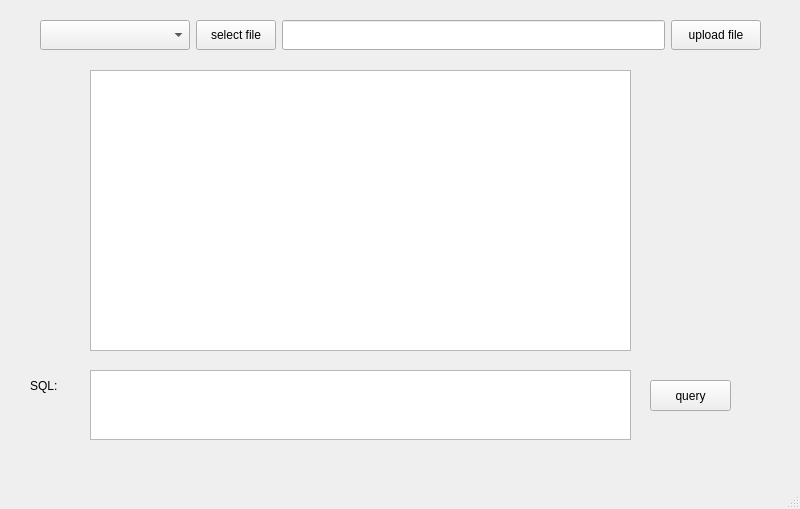
The window that clientMain.ui (XJTUOSV-SSEer/SSE-UI_demo) describes before a commit, drawn with Qt 5.
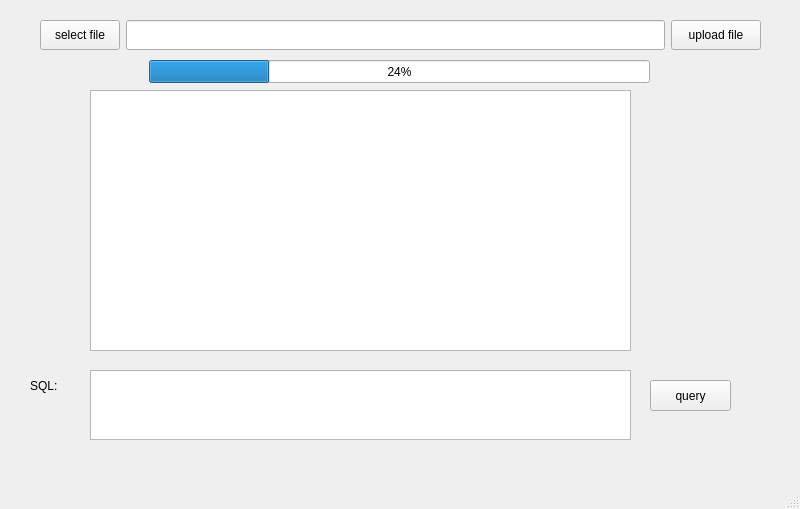
The same window after the commit.

```diff
--- a/clientMain.ui
+++ b/clientMain.ui
@@ -24,25 +24,6 @@
      </rect>
     </property>
     <layout class="QHBoxLayout" name="horizontalLayout">
-     <item>
-      <widget class="QComboBox" name="comboBox_scanTable">
-       <property name="enabled">
-        <bool>true</bool>
-       </property>
-       <property name="sizePolicy">
-        <sizepolicy hsizetype="Minimum" vsizetype="Preferred">
-         <horstretch>0</horstretch>
-         <verstretch>0</verstretch>
-        </sizepolicy>
-       </property>
-       <property name="minimumSize">
-        <size>
-         <width>150</width>
-         <height>0</height>
-        </size>
-       </property>
-      </widget>
-     </item>
      <item>
       <widget class="QPushButton" name="pushButton_scanCsvFile">
        <property name="sizePolicy">
@@ -133,12 +114,25 @@
     <property name="geometry">
      <rect>
       <x>90</x>
-      <y>70</y>
+      <y>90</y>
       <width>541</width>
-      <height>281</height>
+      <height>261</height>
      </rect>
     </property>
    </widget>
+   <widget class="QProgressBar" name="progressBar">
+    <property name="geometry">
+     <rect>
+      <x>149</x>
+      <y>60</y>
+      <width>501</width>
+      <height>23</height>
+     </rect>
+    </property>
+    <property name="value">
+     <number>24</number>
+    </property>
+   </widget>
   </widget>
   <widget class="QMenuBar" name="menubar">
    <property name="geometry">
```
Left out of the diff: 2 changed lines with no effect on the pictures.
